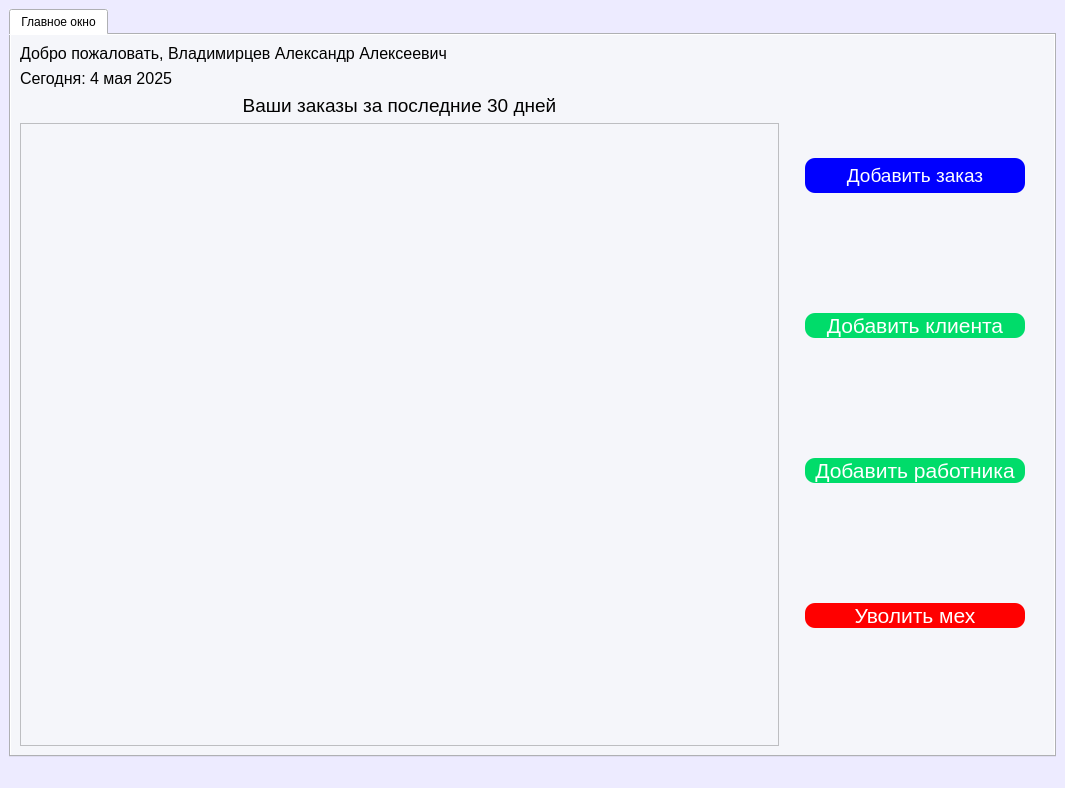
Old version of the form ui/mainwindow_admin.ui in the repository Mostov2005/SQL_car_service.
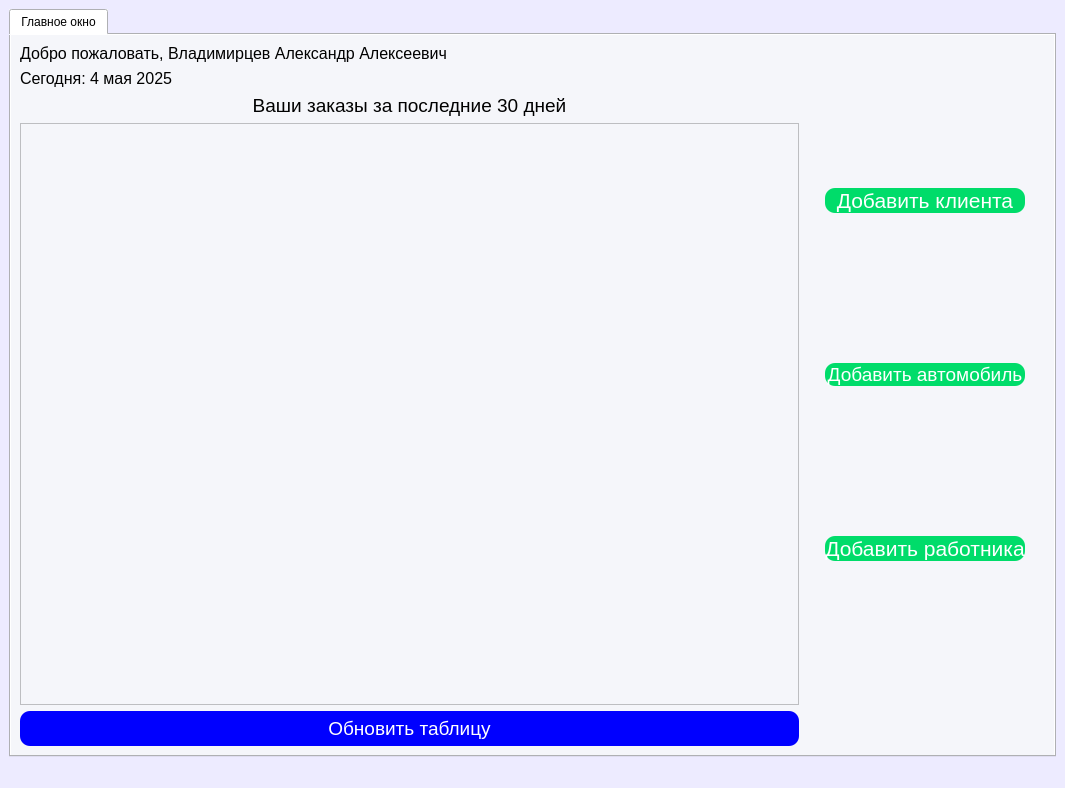
New version of the form.

Diff of the .ui file:
```diff
--- a/ui/mainwindow_admin.ui
+++ b/ui/mainwindow_admin.ui
@@ -45,208 +45,6 @@
           <property name="rightMargin">
            <number>20</number>
           </property>
-          <item>
-           <widget class="QPushButton" name="add_order">
-            <property name="minimumSize">
-             <size>
-              <width>220</width>
-              <height>35</height>
-             </size>
-            </property>
-            <property name="palette">
-             <palette>
-              <active>
-               <colorrole role="WindowText">
-                <brush brushstyle="SolidPattern">
-                 <color alpha="255">
-                  <red>255</red>
-                  <green>255</green>
-                  <blue>255</blue>
-                 </color>
-                </brush>
-               </colorrole>
-               <colorrole role="Button">
-                <brush brushstyle="SolidPattern">
-                 <color alpha="255">
-                  <red>0</red>
-                  <green>0</green>
-                  <blue>255</blue>
-                 </color>
-                </brush>
-               </colorrole>
-               <colorrole role="Text">
-                <brush brushstyle="SolidPattern">
-                 <color alpha="255">
-                  <red>255</red>
-                  <green>255</green>
-                  <blue>255</blue>
-                 </color>
-                </brush>
-               </colorrole>
-               <colorrole role="ButtonText">
-                <brush brushstyle="SolidPattern">
-                 <color alpha="255">
-                  <red>255</red>
-                  <green>255</green>
-                  <blue>255</blue>
-                 </color>
-                </brush>
-               </colorrole>
-               <colorrole role="Base">
-                <brush brushstyle="SolidPattern">
-                 <color alpha="255">
-                  <red>0</red>
-                  <green>0</green>
-                  <blue>255</blue>
-                 </color>
-                </brush>
-               </colorrole>
-               <colorrole role="Window">
-                <brush brushstyle="SolidPattern">
-                 <color alpha="255">
-                  <red>0</red>
-                  <green>0</green>
-                  <blue>255</blue>
-                 </color>
-                </brush>
-               </colorrole>
-              </active>
-              <inactive>
-               <colorrole role="WindowText">
-                <brush brushstyle="SolidPattern">
-                 <color alpha="255">
-                  <red>255</red>
-                  <green>255</green>
-                  <blue>255</blue>
-                 </color>
-                </brush>
-               </colorrole>
-               <colorrole role="Button">
-                <brush brushstyle="SolidPattern">
-                 <color alpha="255">
-                  <red>0</red>
-                  <green>0</green>
-                  <blue>255</blue>
-                 </color>
-                </brush>
-               </colorrole>
-               <colorrole role="Text">
-                <brush brushstyle="SolidPattern">
-                 <color alpha="255">
-                  <red>255</red>
-                  <green>255</green>
-                  <blue>255</blue>
-                 </color>
-                </brush>
-               </colorrole>
-               <colorrole role="ButtonText">
-                <brush brushstyle="SolidPattern">
-                 <color alpha="255">
-                  <red>255</red>
-                  <green>255</green>
-                  <blue>255</blue>
-                 </color>
-                </brush>
-               </colorrole>
-               <colorrole role="Base">
-                <brush brushstyle="SolidPattern">
-                 <color alpha="255">
-                  <red>0</red>
-                  <green>0</green>
-                  <blue>255</blue>
-                 </color>
-                </brush>
-               </colorrole>
-               <colorrole role="Window">
-                <brush brushstyle="SolidPattern">
-                 <color alpha="255">
-                  <red>0</red>
-                  <green>0</green>
-                  <blue>255</blue>
-                 </color>
-                </brush>
-               </colorrole>
-              </inactive>
-              <disabled>
-               <colorrole role="WindowText">
-                <brush brushstyle="SolidPattern">
-                 <color alpha="255">
-                  <red>255</red>
-                  <green>255</green>
-                  <blue>255</blue>
-                 </color>
-                </brush>
-               </colorrole>
-               <colorrole role="Button">
-                <brush brushstyle="SolidPattern">
-                 <color alpha="255">
-                  <red>0</red>
-                  <green>0</green>
-                  <blue>255</blue>
-                 </color>
-                </brush>
-               </colorrole>
-               <colorrole role="Text">
-                <brush brushstyle="SolidPattern">
-                 <color alpha="255">
-                  <red>255</red>
-                  <green>255</green>
-                  <blue>255</blue>
-                 </color>
-                </brush>
-               </colorrole>
-               <colorrole role="ButtonText">
-                <brush brushstyle="SolidPattern">
-                 <color alpha="255">
-                  <red>255</red>
-                  <green>255</green>
-                  <blue>255</blue>
-                 </color>
-                </brush>
-               </colorrole>
-               <colorrole role="Base">
-                <brush brushstyle="SolidPattern">
-                 <color alpha="255">
-                  <red>0</red>
-                  <green>0</green>
-                  <blue>255</blue>
-                 </color>
-                </brush>
-               </colorrole>
-               <colorrole role="Window">
-                <brush brushstyle="SolidPattern">
-                 <color alpha="255">
-                  <red>0</red>
-                  <green>0</green>
-                  <blue>255</blue>
-                 </color>
-                </brush>
-               </colorrole>
-              </disabled>
-             </palette>
-            </property>
-            <property name="font">
-             <font>
-              <pointsize>14</pointsize>
-             </font>
-            </property>
-            <property name="styleSheet">
-             <string notr="true">#add_order {
-   background-color:rgb(0, 0, 255); /* Цвет фона кнопки */
-    border-radius: 10px; /* Устанавливаем радиус закругления углов */
-    color: white; /* Цвет текста кнопки */
-}
-#add_order:hover {
-                background-color: rgb(0, 0, 158)
-}
-
-</string>
-            </property>
-            <property name="text">
-             <string>Добавить заказ</string>
-            </property>
-           </widget>
-          </item>
           <item>
            <widget class="QPushButton" name="add_client">
             <property name="palette">
@@ -448,6 +246,203 @@
             </property>
            </widget>
           </item>
+          <item>
+           <widget class="QPushButton" name="add_car">
+            <property name="palette">
+             <palette>
+              <active>
+               <colorrole role="WindowText">
+                <brush brushstyle="SolidPattern">
+                 <color alpha="255">
+                  <red>255</red>
+                  <green>255</green>
+                  <blue>255</blue>
+                 </color>
+                </brush>
+               </colorrole>
+               <colorrole role="Button">
+                <brush brushstyle="SolidPattern">
+                 <color alpha="255">
+                  <red>0</red>
+                  <green>220</green>
+                  <blue>106</blue>
+                 </color>
+                </brush>
+               </colorrole>
+               <colorrole role="Text">
+                <brush brushstyle="SolidPattern">
+                 <color alpha="255">
+                  <red>255</red>
+                  <green>255</green>
+                  <blue>255</blue>
+                 </color>
+                </brush>
+               </colorrole>
+               <colorrole role="ButtonText">
+                <brush brushstyle="SolidPattern">
+                 <color alpha="255">
+                  <red>255</red>
+                  <green>255</green>
+                  <blue>255</blue>
+                 </color>
+                </brush>
+               </colorrole>
+               <colorrole role="Base">
+                <brush brushstyle="SolidPattern">
+                 <color alpha="255">
+                  <red>0</red>
+                  <green>220</green>
+                  <blue>106</blue>
+                 </color>
+                </brush>
+               </colorrole>
+               <colorrole role="Window">
+                <brush brushstyle="SolidPattern">
+                 <color alpha="255">
+                  <red>0</red>
+                  <green>220</green>
+                  <blue>106</blue>
+                 </color>
+                </brush>
+               </colorrole>
+              </active>
+              <inactive>
+               <colorrole role="WindowText">
+                <brush brushstyle="SolidPattern">
+                 <color alpha="255">
+                  <red>255</red>
+                  <green>255</green>
+                  <blue>255</blue>
+                 </color>
+                </brush>
+               </colorrole>
+               <colorrole role="Button">
+                <brush brushstyle="SolidPattern">
+                 <color alpha="255">
+                  <red>0</red>
+                  <green>220</green>
+                  <blue>106</blue>
+                 </color>
+                </brush>
+               </colorrole>
+               <colorrole role="Text">
+                <brush brushstyle="SolidPattern">
+                 <color alpha="255">
+                  <red>255</red>
+                  <green>255</green>
+                  <blue>255</blue>
+                 </color>
+                </brush>
+               </colorrole>
+               <colorrole role="ButtonText">
+                <brush brushstyle="SolidPattern">
+                 <color alpha="255">
+                  <red>255</red>
+                  <green>255</green>
+                  <blue>255</blue>
+                 </color>
+                </brush>
+               </colorrole>
+               <colorrole role="Base">
+                <brush brushstyle="SolidPattern">
+                 <color alpha="255">
+                  <red>0</red>
+                  <green>220</green>
+                  <blue>106</blue>
+                 </color>
+                </brush>
+               </colorrole>
+               <colorrole role="Window">
+                <brush brushstyle="SolidPattern">
+                 <color alpha="255">
+                  <red>0</red>
+                  <green>220</green>
+                  <blue>106</blue>
+                 </color>
+                </brush>
+               </colorrole>
+              </inactive>
+              <disabled>
+               <colorrole role="WindowText">
+                <brush brushstyle="SolidPattern">
+                 <color alpha="255">
+                  <red>255</red>
+                  <green>255</green>
+                  <blue>255</blue>
+                 </color>
+                </brush>
+               </colorrole>
+               <colorrole role="Button">
+                <brush brushstyle="SolidPattern">
+                 <color alpha="255">
+                  <red>0</red>
+                  <green>220</green>
+                  <blue>106</blue>
+                 </color>
+                </brush>
+               </colorrole>
+               <colorrole role="Text">
+                <brush brushstyle="SolidPattern">
+                 <color alpha="255">
+                  <red>255</red>
+                  <green>255</green>
+                  <blue>255</blue>
+                 </color>
+                </brush>
+               </colorrole>
+               <colorrole role="ButtonText">
+                <brush brushstyle="SolidPattern">
+                 <color alpha="255">
+                  <red>255</red>
+                  <green>255</green>
+                  <blue>255</blue>
+                 </color>
+                </brush>
+               </colorrole>
+               <colorrole role="Base">
+                <brush brushstyle="SolidPattern">
+                 <color alpha="255">
+                  <red>0</red>
+                  <green>220</green>
+                  <blue>106</blue>
+                 </color>
+                </brush>
+               </colorrole>
+               <colorrole role="Window">
+                <brush brushstyle="SolidPattern">
+                 <color alpha="255">
+                  <red>0</red>
+                  <green>220</green>
+                  <blue>106</blue>
+                 </color>
+                </brush>
+               </colorrole>
+              </disabled>
+             </palette>
+            </property>
+            <property name="font">
+             <font>
+              <pointsize>14</pointsize>
+             </font>
+            </property>
+            <property name="styleSheet">
+             <string notr="true">#add_car {
+   background-color:rgb(0, 220, 106); /* Цвет фона кнопки */
+    border-radius: 10px; /* Устанавливаем радиус закругления углов */
+    color: white; /* Цвет текста кнопки */
+}
+#add_car:hover {
+                background-color:rgb(0, 152, 0);
+}
+
+
+</string>
+            </property>
+            <property name="text">
+             <string>Добавить автомобиль</string>
+            </property>
+           </widget>
+          </item>
           <item>
            <widget class="QPushButton" name="add_mechanic">
             <property name="palette">
@@ -649,203 +644,6 @@
             </property>
            </widget>
           </item>
-          <item>
-           <widget class="QPushButton" name="delete_btn">
-            <property name="palette">
-             <palette>
-              <active>
-               <colorrole role="WindowText">
-                <brush brushstyle="SolidPattern">
-                 <color alpha="255">
-                  <red>255</red>
-                  <green>255</green>
-                  <blue>255</blue>
-                 </color>
-                </brush>
-               </colorrole>
-               <colorrole role="Button">
-                <brush brushstyle="SolidPattern">
-                 <color alpha="255">
-                  <red>255</red>
-                  <green>0</green>
-                  <blue>0</blue>
-                 </color>
-                </brush>
-               </colorrole>
-               <colorrole role="Text">
-                <brush brushstyle="SolidPattern">
-                 <color alpha="255">
-                  <red>255</red>
-                  <green>255</green>
-                  <blue>255</blue>
-                 </color>
-                </brush>
-               </colorrole>
-               <colorrole role="ButtonText">
-                <brush brushstyle="SolidPattern">
-                 <color alpha="255">
-                  <red>255</red>
-                  <green>255</green>
-                  <blue>255</blue>
-                 </color>
-                </brush>
-               </colorrole>
-               <colorrole role="Base">
-                <brush brushstyle="SolidPattern">
-                 <color alpha="255">
-                  <red>255</red>
-                  <green>0</green>
-                  <blue>0</blue>
-                 </color>
-                </brush>
-               </colorrole>
-               <colorrole role="Window">
-                <brush brushstyle="SolidPattern">
-                 <color alpha="255">
-                  <red>255</red>
-                  <green>0</green>
-                  <blue>0</blue>
-                 </color>
-                </brush>
-               </colorrole>
-              </active>
-              <inactive>
-               <colorrole role="WindowText">
-                <brush brushstyle="SolidPattern">
-                 <color alpha="255">
-                  <red>255</red>
-                  <green>255</green>
-                  <blue>255</blue>
-                 </color>
-                </brush>
-               </colorrole>
-               <colorrole role="Button">
-                <brush brushstyle="SolidPattern">
-                 <color alpha="255">
-                  <red>255</red>
-                  <green>0</green>
-                  <blue>0</blue>
-                 </color>
-                </brush>
-               </colorrole>
-               <colorrole role="Text">
-                <brush brushstyle="SolidPattern">
-                 <color alpha="255">
-                  <red>255</red>
-                  <green>255</green>
-                  <blue>255</blue>
-                 </color>
-                </brush>
-               </colorrole>
-               <colorrole role="ButtonText">
-                <brush brushstyle="SolidPattern">
-                 <color alpha="255">
-                  <red>255</red>
-                  <green>255</green>
-                  <blue>255</blue>
-                 </color>
-                </brush>
-               </colorrole>
-               <colorrole role="Base">
-                <brush brushstyle="SolidPattern">
-                 <color alpha="255">
-                  <red>255</red>
-                  <green>0</green>
-                  <blue>0</blue>
-                 </color>
-                </brush>
-               </colorrole>
-               <colorrole role="Window">
-                <brush brushstyle="SolidPattern">
-                 <color alpha="255">
-                  <red>255</red>
-                  <green>0</green>
-                  <blue>0</blue>
-                 </color>
-                </brush>
-               </colorrole>
-              </inactive>
-              <disabled>
-               <colorrole role="WindowText">
-                <brush brushstyle="SolidPattern">
-                 <color alpha="255">
-                  <red>255</red>
-                  <green>255</green>
-                  <blue>255</blue>
-                 </color>
-                </brush>
-               </colorrole>
-               <colorrole role="Button">
-                <brush brushstyle="SolidPattern">
-                 <color alpha="255">
-                  <red>255</red>
-                  <green>0</green>
-                  <blue>0</blue>
-                 </color>
-                </brush>
-               </colorrole>
-               <colorrole role="Text">
-                <brush brushstyle="SolidPattern">
-                 <color alpha="255">
-                  <red>255</red>
-                  <green>255</green>
-                  <blue>255</blue>
-                 </color>
-                </brush>
-               </colorrole>
-               <colorrole role="ButtonText">
-                <brush brushstyle="SolidPattern">
-                 <color alpha="255">
-                  <red>255</red>
-                  <green>255</green>
-                  <blue>255</blue>
-                 </color>
-                </brush>
-               </colorrole>
-               <colorrole role="Base">
-                <brush brushstyle="SolidPattern">
-                 <color alpha="255">
-                  <red>255</red>
-                  <green>0</green>
-                  <blue>0</blue>
-                 </color>
-                </brush>
-               </colorrole>
-               <colorrole role="Window">
-                <brush brushstyle="SolidPattern">
-                 <color alpha="255">
-                  <red>255</red>
-                  <green>0</green>
-                  <blue>0</blue>
-                 </color>
-                </brush>
-               </colorrole>
-              </disabled>
-             </palette>
-            </property>
-            <property name="font">
-             <font>
-              <pointsize>16</pointsize>
-             </font>
-            </property>
-            <property name="styleSheet">
-             <string notr="true">#delete_btn {
-   background-color: rgb(255, 0, 0); /* Цвет фона кнопки */
-    border-radius: 10px; /* Устанавливаем радиус закругления углов */
-    color: white; /* Цвет текста кнопки */
-}
-#delete_btn:hover {
-                background-color: rgb(200, 0, 0)
-}
-
-
-</string>
-            </property>
-            <property name="text">
-             <string>Уволить мех</string>
-            </property>
-           </widget>
-          </item>
          </layout>
         </item>
         <item row="0" column="0">
@@ -908,6 +706,208 @@
           </item>
          </layout>
         </item>
+        <item row="2" column="0">
+         <widget class="QPushButton" name="refresh_btn">
+          <property name="minimumSize">
+           <size>
+            <width>220</width>
+            <height>35</height>
+           </size>
+          </property>
+          <property name="palette">
+           <palette>
+            <active>
+             <colorrole role="WindowText">
+              <brush brushstyle="SolidPattern">
+               <color alpha="255">
+                <red>255</red>
+                <green>255</green>
+                <blue>255</blue>
+               </color>
+              </brush>
+             </colorrole>
+             <colorrole role="Button">
+              <brush brushstyle="SolidPattern">
+               <color alpha="255">
+                <red>0</red>
+                <green>0</green>
+                <blue>255</blue>
+               </color>
+              </brush>
+             </colorrole>
+             <colorrole role="Text">
+              <brush brushstyle="SolidPattern">
+               <color alpha="255">
+                <red>255</red>
+                <green>255</green>
+                <blue>255</blue>
+               </color>
+              </brush>
+             </colorrole>
+             <colorrole role="ButtonText">
+              <brush brushstyle="SolidPattern">
+               <color alpha="255">
+                <red>255</red>
+                <green>255</green>
+                <blue>255</blue>
+               </color>
+              </brush>
+             </colorrole>
+             <colorrole role="Base">
+              <brush brushstyle="SolidPattern">
+               <color alpha="255">
+                <red>0</red>
+                <green>0</green>
+                <blue>255</blue>
+               </color>
+              </brush>
+             </colorrole>
+             <colorrole role="Window">
+              <brush brushstyle="SolidPattern">
+               <color alpha="255">
+                <red>0</red>
+                <green>0</green>
+                <blue>255</blue>
+               </color>
+              </brush>
+             </colorrole>
+            </active>
+            <inactive>
+             <colorrole role="WindowText">
+              <brush brushstyle="SolidPattern">
+               <color alpha="255">
+                <red>255</red>
+                <green>255</green>
+                <blue>255</blue>
+               </color>
+              </brush>
+             </colorrole>
+             <colorrole role="Button">
+              <brush brushstyle="SolidPattern">
+               <color alpha="255">
+                <red>0</red>
+                <green>0</green>
+                <blue>255</blue>
+               </color>
+              </brush>
+             </colorrole>
+             <colorrole role="Text">
+              <brush brushstyle="SolidPattern">
+               <color alpha="255">
+                <red>255</red>
+                <green>255</green>
+                <blue>255</blue>
+               </color>
+              </brush>
+             </colorrole>
+             <colorrole role="ButtonText">
+              <brush brushstyle="SolidPattern">
+               <color alpha="255">
+                <red>255</red>
+                <green>255</green>
+                <blue>255</blue>
+               </color>
+              </brush>
+             </colorrole>
+             <colorrole role="Base">
+              <brush brushstyle="SolidPattern">
+               <color alpha="255">
+                <red>0</red>
+                <green>0</green>
+                <blue>255</blue>
+               </color>
+              </brush>
+             </colorrole>
+             <colorrole role="Window">
+              <brush brushstyle="SolidPattern">
+               <color alpha="255">
+                <red>0</red>
+                <green>0</green>
+                <blue>255</blue>
+               </color>
+              </brush>
+             </colorrole>
+            </inactive>
+            <disabled>
+             <colorrole role="WindowText">
+              <brush brushstyle="SolidPattern">
+               <color alpha="255">
+                <red>255</red>
+                <green>255</green>
+                <blue>255</blue>
+               </color>
+              </brush>
+             </colorrole>
+             <colorrole role="Button">
+              <brush brushstyle="SolidPattern">
+               <color alpha="255">
+                <red>0</red>
+                <green>0</green>
+                <blue>255</blue>
+               </color>
+              </brush>
+             </colorrole>
+             <colorrole role="Text">
+              <brush brushstyle="SolidPattern">
+               <color alpha="255">
+                <red>255</red>
+                <green>255</green>
+                <blue>255</blue>
+               </color>
+              </brush>
+             </colorrole>
+             <colorrole role="ButtonText">
+              <brush brushstyle="SolidPattern">
+               <color alpha="255">
+                <red>255</red>
+                <green>255</green>
+                <blue>255</blue>
+               </color>
+              </brush>
+             </colorrole>
+             <colorrole role="Base">
+              <brush brushstyle="SolidPattern">
+               <color alpha="255">
+                <red>0</red>
+                <green>0</green>
+                <blue>255</blue>
+               </color>
+              </brush>
+             </colorrole>
+             <colorrole role="Window">
+              <brush brushstyle="SolidPattern">
+               <color alpha="255">
+                <red>0</red>
+                <green>0</green>
+                <blue>255</blue>
+               </color>
+              </brush>
+             </colorrole>
+            </disabled>
+           </palette>
+          </property>
+          <property name="font">
+           <font>
+            <pointsize>14</pointsize>
+           </font>
+          </property>
+          <property name="styleSheet">
+           <string notr="true">#refresh_btn {
+   background-color:rgb(0, 0, 255); /* Цвет фона кнопки */
+    border-radius: 10px; /* Устанавливаем радиус закругления углов */
+    color: white; /* Цвет текста кнопки */
+}
+#refresh_btn:hover {
+                background-color: rgb(0, 0, 158)
+}
+
+</string>
+          </property>
+          <property name="text">
+           <string>Обновить таблицу</string>
+          </property>
+         </widget>
+        </item>
        </layout>
       </widget>
      </widget>
```
